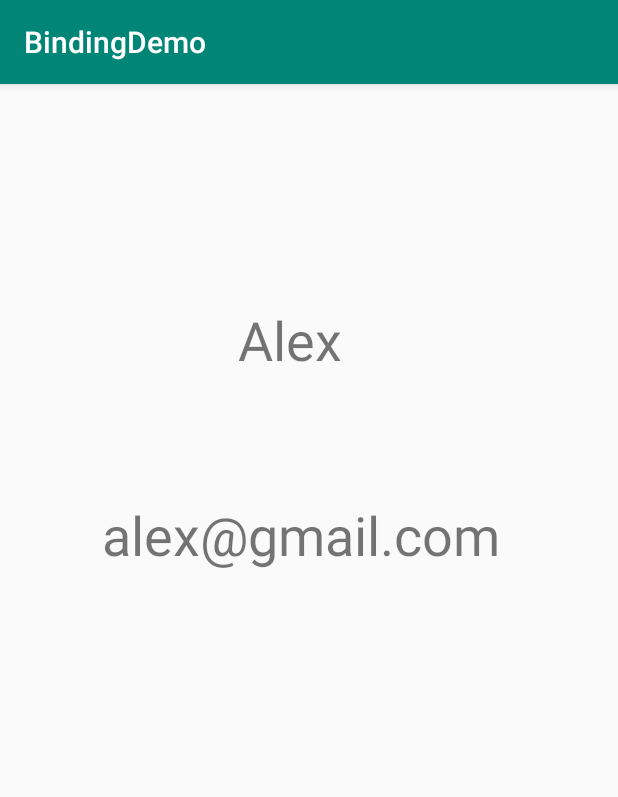
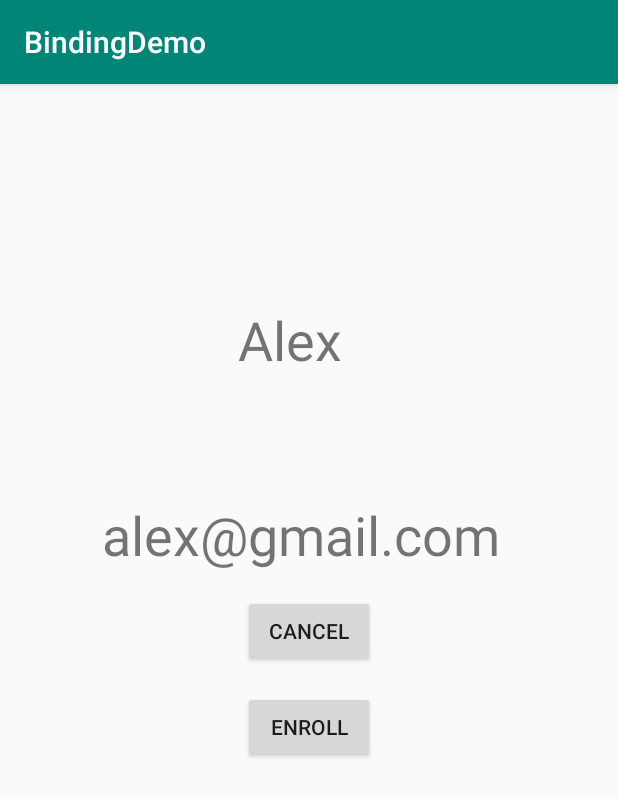
Before and after one commit to OganBelema/BindingDemo, an Android app: the screen it shows after launch (MainActivity), on a phone screen of 412 x 824 dp. Shown: the top 797 px of the screen. Run offline under Robolectric (Android 15) with nearby library versions, the phone set to English and light mode, and no system bars; our stand-ins replace data binding.

Commit message:
Add data binding to the project
- Added cancel and enroll buttons
- Added data binding handling for click events

```diff
--- a/app/src/main/java/com/anushka/androidtutz/bindingdemo1/MainActivity.java
+++ b/app/src/main/java/com/anushka/androidtutz/bindingdemo1/MainActivity.java
@@ -1,15 +1,20 @@
 package com.anushka.androidtutz.bindingdemo1;
 
+import android.content.Context;
 import android.databinding.DataBindingUtil;
 import android.support.v7.app.AppCompatActivity;
 import android.os.Bundle;
+import android.view.View;
 import android.widget.TextView;
+import android.widget.Toast;
 
 import com.anushka.androidtutz.bindingdemo1.databinding.ActivityMainBinding;
 
 public class MainActivity extends AppCompatActivity {
 
     private ActivityMainBinding mActivityMainBinding;
+
+    private MainActivityClickHandlers mMainActivityClickHandlers;
 
     @Override
     protected void onCreate(Bundle savedInstanceState) {
@@ -18,6 +23,9 @@ public class MainActivity extends AppCompatActivity {
 
         mActivityMainBinding = DataBindingUtil.setContentView(this, R.layout.activity_main);
         mActivityMainBinding.setStudent(getCurrentStudent());
+
+        mMainActivityClickHandlers = new MainActivityClickHandlers(this);
+        mActivityMainBinding.setClickHandler(mMainActivityClickHandlers);
     }
 
     private Student getCurrentStudent(){
@@ -28,4 +36,24 @@ public class MainActivity extends AppCompatActivity {
         return student;
 
     }
+
+    public class MainActivityClickHandlers {
+        final Context mContext;
+
+        public MainActivityClickHandlers(Context context) {
+            mContext = context;
+        }
+
+        public void onEnrollButtonClicked(View view){
+            Toast.makeText(mContext, "Enroll clicked!", Toast.LENGTH_LONG)
+                    .show();
+        }
+
+        public void onCancelButtonClicked(View view){
+            Toast.makeText(mContext, "Cancel clicked", Toast.LENGTH_LONG)
+                    .show();
+        }
+
+
+    }
 }
--- a/app/src/main/res/layout/activity_main.xml
+++ b/app/src/main/res/layout/activity_main.xml
@@ -5,6 +5,10 @@
         <variable
             name="student"
             type="com.anushka.androidtutz.bindingdemo1.Student" />
+
+        <variable
+            name="clickHandler"
+            type="com.anushka.androidtutz.bindingdemo1.MainActivity.MainActivityClickHandlers" />
     </data>
 
     <android.support.constraint.ConstraintLayout
@@ -43,5 +47,35 @@
             app:layout_constraintVertical_bias="0.203"
             />
 
+        <Button
+            android:id="@+id/cancelButton"
+            android:layout_width="wrap_content"
+            android:layout_height="wrap_content"
+            android:layout_marginStart="8dp"
+            android:layout_marginLeft="8dp"
+            android:layout_marginTop="16dp"
+            android:layout_marginEnd="8dp"
+            android:layout_marginRight="8dp"
+            android:text="Cancel"
+            android:onClick="@{clickHandler::onCancelButtonClicked}"
+            app:layout_constraintEnd_toEndOf="parent"
+            app:layout_constraintStart_toStartOf="parent"
+            app:layout_constraintTop_toBottomOf="@+id/tvStudentEmail" />
+
+        <Button
+            android:id="@+id/enrollButton"
+            android:layout_width="wrap_content"
+            android:layout_height="wrap_content"
+            android:layout_marginStart="8dp"
+            android:layout_marginLeft="8dp"
+            android:layout_marginTop="16dp"
+            android:layout_marginEnd="8dp"
+            android:layout_marginRight="8dp"
+            android:text="Enroll"
+            android:onClick="@{clickHandler::onEnrollButtonClicked}"
+            app:layout_constraintEnd_toEndOf="parent"
+            app:layout_constraintStart_toStartOf="parent"
+            app:layout_constraintTop_toBottomOf="@+id/cancelButton" />
+
     </android.support.constraint.ConstraintLayout>
 </layout>
```
